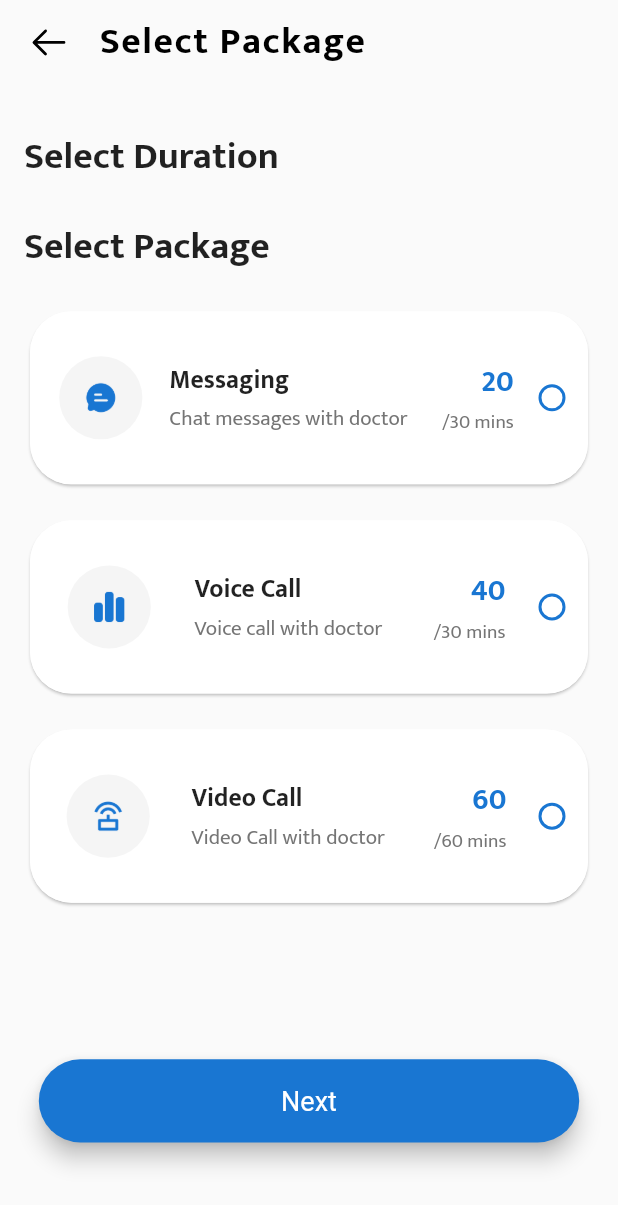
After one commit to Saim22Ahmed/Medica-App, a Flutter app: the BookPackageScreen screen opened directly, on a phone screen of 412 x 824 dp. The commit adds this screen. Shown: the top 1205 px of the screen. Run offline on Flutter 3.47's test engine with Material 2 defaults, Android fonts, the phone set to English and light mode, and no system bars; our stand-ins replace dots_indicator, flutter_screenutil, font_awesome_flutter, get, google_fonts, icons_plus and 3 more; network calls fail.

Commit message:
pause app commit

```diff
--- a/lib/controllers/calender_controller.dart
+++ b/lib/controllers/calender_controller.dart
@@ -2,11 +2,13 @@ import 'package:get/get.dart';
 
 class CalenderController extends GetxController {
   var SelectedDate = DateTime.now().obs;
+  RxString selected_time = RxString('0');
 
   RxInt SelectedIndex = RxInt(-1);
 
   void onChangeIndex(index) {
     SelectedIndex.value = index;
+    selected_time.value = Hours[index];
   }
 
   void onDaySelected(DateTime day, DateTime FocusedDay) {
--- a/lib/controllers/review_controller/reviews_controller.dart
+++ b/lib/controllers/review_controller/reviews_controller.dart
@@ -1,9 +1,7 @@
-import 'dart:convert';
 import 'dart:math';
-import 'package:http/http.dart' as http;
+
 import 'package:get/get.dart';
 import 'package:get/get_state_manager/src/simple/get_controllers.dart';
-import 'package:medo_app/models/ReviewModel.dart';
 
 class ReviewController extends GetxController {
   Random random = Random();
--- a/lib/controllers/review_controller/user_controller.dart
+++ b/lib/controllers/review_controller/user_controller.dart
@@ -1,6 +1,5 @@
 import 'dart:convert';
 
-import 'package:flutter/material.dart';
 import 'package:get/get.dart';
 import 'package:http/http.dart' as http;
 
--- a/lib/main.dart
+++ b/lib/main.dart
@@ -5,6 +5,7 @@ import 'package:get/get_core/src/get_main.dart';
 import 'package:get/get_navigation/src/root/get_material_app.dart';
 import 'package:get/get_navigation/src/routes/get_route.dart';
 import 'package:medo_app/screens.dart/Appointment_screen/book%20Appointment/book_apnmt.dart';
+import 'package:medo_app/screens.dart/Appointment_screen/book%20Appointment/Package%20screen/package_screen.dart';
 
 import 'package:medo_app/screens.dart/Doc_categoery_screens/docs_category.dart';
 import 'package:medo_app/screens.dart/DoctorDetails/doctor_details.dart';
--- /dev/null
+++ b/lib/screens.dart/Appointment_screen/book Appointment/Package screen/package_screen.dart
@@ -0,0 +1,83 @@
+import 'package:flutter/material.dart';
+import 'package:flutter_screenutil/flutter_screenutil.dart';
+import 'package:get/get.dart';
+import 'package:get/get_core/src/get_main.dart';
+import 'package:icons_plus/icons_plus.dart';
+import 'package:medo_app/resources/pics.dart';
+import 'package:medo_app/screens.dart/Appointment_screen/Booking_themebtn.dart';
+import 'package:medo_app/screens.dart/Appointment_screen/book%20Appointment/Package%20screen/package_widget.dart';
+import 'package:medo_app/screens.dart/favourites_screen/ThemeAppbar.dart';
+import 'package:intl/intl.dart';
+import '../../../../controllers/calender_controller.dart';
+import 'package:medo_app/resources/colors.dart';
+
+class BookPackageScreen extends StatelessWidget {
+  BookPackageScreen({super.key});
+
+  final calendercontroller = CalenderController();
+  final images = [DocDetail.chat, DocDetail.graph, MyPics.radiology];
+  final titles = ['Messaging', 'Voice Call', 'Video Call'];
+  final subtitles = [
+    'Chat messages with doctor',
+    'Voice call with doctor',
+    'Video Call with doctor'
+  ];
+  final price = ['20', '40', '60'];
+  final duration = ['/30 mins', '/30 mins', '/60 mins'];
+
+  @override
+  Widget build(BuildContext context) {
+    return SafeArea(
+        child: Scaffold(
+      appBar: ThemeAppbar(
+        title: 'Select Package',
+        ontap: () => Get.back(),
+      ),
+      body: Padding(
+        padding:
+            EdgeInsets.only(top: 30.h, left: 16.w, right: 16.w, bottom: 10.h),
+        child: Column(
+          crossAxisAlignment: CrossAxisAlignment.start,
+          children: [
+            Text(
+              'Select Duration',
+              style: TextStyle(
+                fontSize: 25.sp,
+                fontWeight: FontWeight.bold,
+              ),
+            ),
+            SizedBox(
+              height: 20.h,
+            ),
+            Text(
+              'Select Package',
+              style: TextStyle(
+                fontSize: 25.sp,
+                fontWeight: FontWeight.bold,
+              ),
+            ),
+            SizedBox(
+              height: 10.h,
+            ),
+            ListView.builder(
+              shrinkWrap: true,
+              itemCount: images.length,
+              itemBuilder: (context, index) {
+                return PackageWidget(
+                    package_title: titles[index],
+                    image: images[index],
+                    subtitle: subtitles[index],
+                    price: price[index],
+                    duration: duration[index]);
+              },
+            ),
+            SizedBox(
+              height: 100.h,
+            ),
+            BookingThemeButton(title: 'Next'),
+          ],
+        ),
+      ),
+    ));
+  }
+}
--- /dev/null
+++ b/lib/screens.dart/Appointment_screen/book Appointment/Package screen/package_widget.dart
@@ -0,0 +1,100 @@
+import 'package:flutter/cupertino.dart';
+import 'package:flutter/material.dart';
+import 'package:flutter_screenutil/flutter_screenutil.dart';
+import 'package:medo_app/resources/colors.dart';
+import '../../../../resources/pics.dart';
+
+class PackageWidget extends StatelessWidget {
+  const PackageWidget({
+    super.key,
+    required this.image,
+    required this.subtitle,
+    required this.price,
+    required this.duration,
+    this.package_title,
+  });
+
+  final image;
+  final package_title;
+  final subtitle;
+  final price;
+  final duration;
+
+  @override
+  Widget build(BuildContext context) {
+    return Padding(
+      padding: EdgeInsets.symmetric(vertical: 8.0),
+      child: Card(
+        elevation: 0.8,
+        shape:
+            RoundedRectangleBorder(borderRadius: BorderRadius.circular(30.r)),
+        child: Container(
+          width: double.infinity.w,
+          height: 125.h,
+          decoration: BoxDecoration(
+              color: Colors.white, borderRadius: BorderRadius.circular(30.r)),
+          child: Row(
+            mainAxisAlignment: MainAxisAlignment.spaceBetween,
+            children: [
+              SizedBox(
+                width: 18.w,
+              ),
+              CircleAvatar(
+                radius: 30.r,
+                backgroundColor: Colors.grey[100],
+                child: Image(
+                  image: image,
+                  height: 25.h,
+                ),
+              ),
+              SizedBox(
+                width: 15.w,
+              ),
+              Column(
+                mainAxisAlignment: MainAxisAlignment.center,
+                crossAxisAlignment: CrossAxisAlignment.start,
+                children: [
+                  Text(
+                    package_title,
+                    style:
+                        TextStyle(fontWeight: FontWeight.bold, fontSize: 17.sp),
+                  ),
+                  Text(
+                    subtitle,
+                    style: TextStyle(color: Colors.grey[600], fontSize: 14.sp),
+                  )
+                ],
+              ),
+              SizedBox(
+                width: 20,
+              ),
+              Column(
+                mainAxisAlignment: MainAxisAlignment.center,
+                crossAxisAlignment: CrossAxisAlignment.end,
+                children: [
+                  Text(
+                    price,
+                    style: TextStyle(
+                      color: colors.Logobg,
+                      fontSize: 20.sp,
+                      fontWeight: FontWeight.bold,
+                    ),
+                  ),
+                  Text(
+                    duration,
+                    style: TextStyle(color: Colors.grey[600], fontSize: 13.sp),
+                  ),
+                ],
+              ),
+              Radio(
+                  fillColor: MaterialStateProperty.all(colors.Logobg),
+                  value: 'value',
+                  groupValue: 'groupValue',
+                  onChanged: (_) {})
+            ],
+          ),
+        ),
+      ),
+    );
+  }
+}
--- a/lib/screens.dart/Appointment_screen/book Appointment/appnmt_info_screen.dart
+++ /dev/null
@@ -1,24 +0,0 @@
-import 'package:flutter/material.dart';
-import 'package:get/get.dart';
-import 'package:get/get_core/src/get_main.dart';
-import 'package:medo_app/screens.dart/favourites_screen/ThemeAppbar.dart';
-
-class Bookinginfo extends StatelessWidget {
-  const Bookinginfo({super.key});
-
-  @override
-  Widget build(BuildContext context) {
-    return SafeArea(
-        child: Scaffold(
-      appBar: ThemeAppbar(
-        title: 'Booking Details',
-        ontap: () => Get.back(),
-      ),
-      body: Column(
-        children: [
-          Text('Booking Info'),
-        ],
-      ),
-    ));
-  }
-}
--- a/lib/screens.dart/Appointment_screen/book Appointment/book_apnmt.dart
+++ b/lib/screens.dart/Appointment_screen/book Appointment/book_apnmt.dart
@@ -1,17 +1,12 @@
 import 'package:flutter/material.dart';
 import 'package:flutter/src/widgets/framework.dart';
-import 'package:flutter/src/widgets/placeholder.dart';
 import 'package:flutter_screenutil/flutter_screenutil.dart';
 import 'package:get/get.dart';
 import 'package:get/get_core/src/get_main.dart';
 import 'package:medo_app/resources/colors.dart';
-import 'package:medo_app/resources/widgets/ThemeElevatedbtn.dart';
-import 'package:medo_app/screens.dart/Appointment_screen/appoint_screen.dart';
-import 'package:medo_app/screens.dart/Appointment_screen/book%20Appointment/appnmt_info_screen.dart';
+import 'package:medo_app/screens.dart/Appointment_screen/book%20Appointment/Package%20screen/package_screen.dart';
 
 import 'package:medo_app/screens.dart/Appointment_screen/book%20Appointment/time_button.dart';
-import 'package:medo_app/screens.dart/DoctorDetails/bookApnmtBtn.dart';
-import 'package:medo_app/screens.dart/Doctors_screen/Doctors_screen.dart';
 import 'package:medo_app/screens.dart/favourites_screen/ThemeAppbar.dart';
 import 'package:table_calendar/table_calendar.dart';
 
@@ -62,7 +57,7 @@ class BookAppointment extends StatelessWidget {
               BookingThemeButton(
                 title: 'Next',
                 ontap: () {
-                  Get.to(() => Bookinginfo());
+                  Get.to(() => BookPackageScreen());
                 },
               ),
               SizedBox(
--- a/lib/screens.dart/favourites_screen/ThemeAppbar.dart
+++ b/lib/screens.dart/favourites_screen/ThemeAppbar.dart
@@ -12,10 +12,16 @@ class ThemeAppbar extends StatefulWidget implements PreferredSizeWidget {
     required this.title,
     this.routeName,
     this.ontap,
+    this.actions = false,
+    this.actionimage1,
+    this.actionimage2,
   });
   final dynamic routeName;
   final void Function()? ontap;
   final String title;
+  final bool actions;
+  final ImageProvider<Object>? actionimage1;
+  final ImageProvider<Object>? actionimage2;
   @override
   State<ThemeAppbar> createState() => _ThemeAppbarState();
 
@@ -52,14 +58,10 @@ class _ThemeAppbarState extends State<ThemeAppbar> {
           ),
         ),
         leadingWidth: 50.w,
-      actions: [
-        // Icon(
-        //   Bootstrap.search,
-        //   size: 25,
-        //   color: Colors.black,
-        // ),
+        actions: widget.actions == true
+            ? [
                 Image(
-          image: MyPics.search,
+                  image: widget.actionimage1!,
                   width: 25.w,
                   height: 25.h,
                 ),
@@ -67,14 +69,14 @@ class _ThemeAppbarState extends State<ThemeAppbar> {
                   width: 20.w,
                 ),
                 Image(
-          image: MyPics.morebw,
+                  image: widget.actionimage2!,
                   width: 30.w,
                   height: 30.h,
                 ),
                 SizedBox(
                   width: 15.w,
                 ),
-      ],
-    );
+              ]
+            : null);
   }
 }
--- a/pubspec.yaml
+++ b/pubspec.yaml
@@ -48,6 +48,7 @@ dependencies:
   readmore: ^2.2.0
   http: ^0.13.6
   table_calendar: ^3.0.9
+  dropdown_button2: ^2.1.4
 
 
 dev_dependencies:
```
Also changed, not shown: pubspec.lock. Lines whose indentation alone changed are shown as unchanged.
